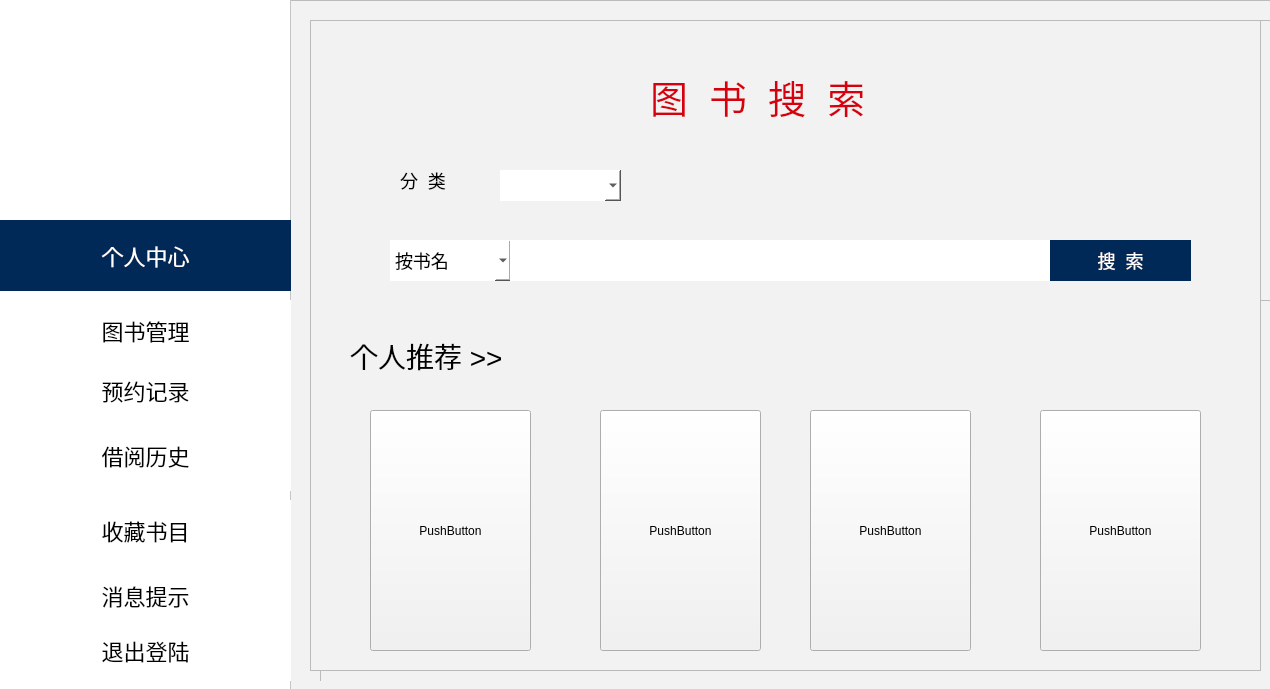
First picture: the form in user_index.ui, repository KevinZzeng/UI, before the edit.
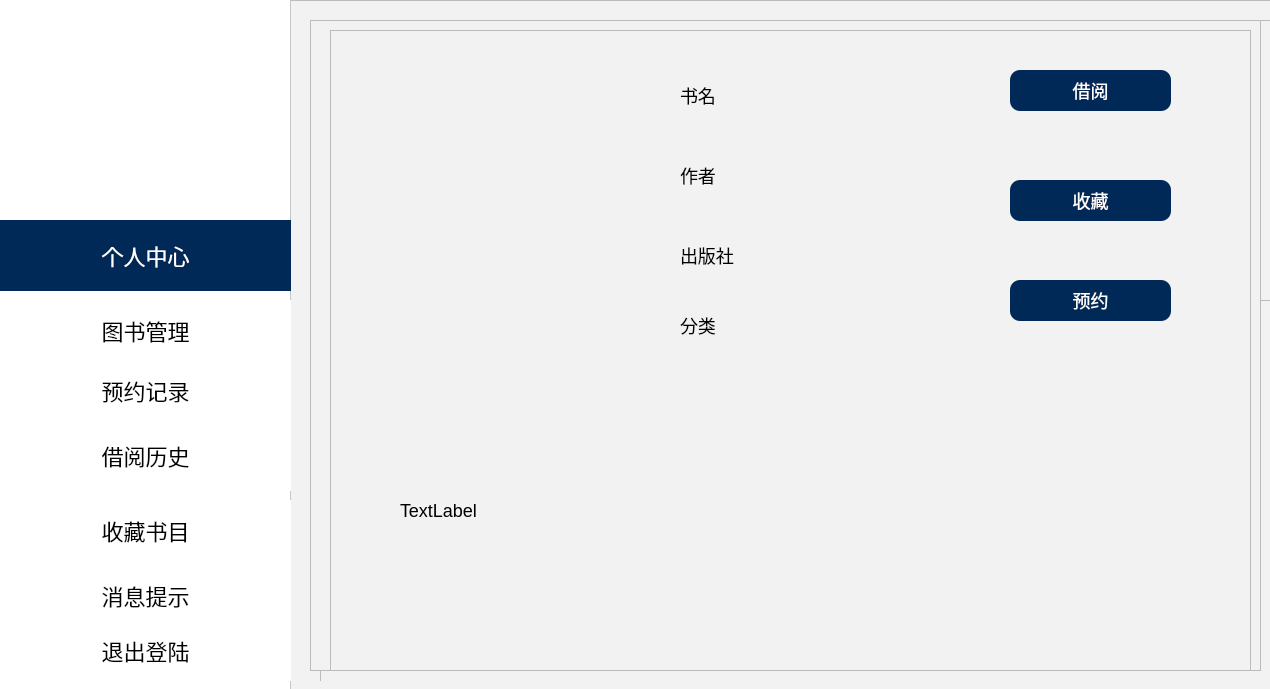
Second picture: the form after the edit. Icons and pictures are not drawn.

What changed in the file:
```diff
--- a/user_index.ui
+++ b/user_index.ui
@@ -759,8 +759,11 @@
         <height>241</height>
        </rect>
       </property>
+      <property name="styleSheet">
+       <string notr="true">border-image:url(C:/Users/www/Desktop/Lib/images/lib.png);</string>
+      </property>
       <property name="text">
-       <string>PushButton</string>
+       <string/>
       </property>
      </widget>
      <widget class="QPushButton" name="recommend_2">
@@ -802,6 +805,246 @@
        <string>PushButton</string>
       </property>
      </widget>
+     <widget class="QFrame" name="search">
+      <property name="geometry">
+       <rect>
+        <x>20</x>
+        <y>310</y>
+        <width>911</width>
+        <height>341</height>
+       </rect>
+      </property>
+      <property name="frameShape">
+       <enum>QFrame::StyledPanel</enum>
+      </property>
+      <property name="frameShadow">
+       <enum>QFrame::Raised</enum>
+      </property>
+      <widget class="QTableView" name="search_result">
+       <property name="geometry">
+        <rect>
+         <x>20</x>
+         <y>20</y>
+         <width>831</width>
+         <height>251</height>
+        </rect>
+       </property>
+      </widget>
+      <widget class="QPushButton" name="search_up">
+       <property name="geometry">
+        <rect>
+         <x>100</x>
+         <y>290</y>
+         <width>161</width>
+         <height>41</height>
+        </rect>
+       </property>
+       <property name="styleSheet">
+        <string notr="true">border:none;
+background:#002957;
+color:#fff;
+font-size:18px;
+border-radius: 10px;</string>
+       </property>
+       <property name="text">
+        <string>上一页</string>
+       </property>
+      </widget>
+      <widget class="QPushButton" name="search_down">
+       <property name="geometry">
+        <rect>
+         <x>510</x>
+         <y>290</y>
+         <width>161</width>
+         <height>41</height>
+        </rect>
+       </property>
+       <property name="styleSheet">
+        <string notr="true">border:none;
+background:#002957;
+color:#fff;
+font-size:18px;
+border-radius: 10px;</string>
+       </property>
+       <property name="text">
+        <string>下一页</string>
+       </property>
+      </widget>
+      <zorder>search_result</zorder>
+      <zorder>search_up</zorder>
+      <zorder>search_down</zorder>
+      <zorder>bookInformation</zorder>
+      <zorder>bookInformation</zorder>
+     </widget>
+     <widget class="QFrame" name="bookInformation">
+      <property name="geometry">
+       <rect>
+        <x>20</x>
+        <y>10</y>
+        <width>921</width>
+        <height>641</height>
+       </rect>
+      </property>
+      <property name="frameShape">
+       <enum>QFrame::StyledPanel</enum>
+      </property>
+      <property name="frameShadow">
+       <enum>QFrame::Raised</enum>
+      </property>
+      <widget class="QLabel" name="bookCover">
+       <property name="geometry">
+        <rect>
+         <x>70</x>
+         <y>40</y>
+         <width>171</width>
+         <height>271</height>
+        </rect>
+       </property>
+       <property name="text">
+        <string/>
+       </property>
+      </widget>
+      <widget class="QLabel" name="bookTitle">
+       <property name="geometry">
+        <rect>
+         <x>350</x>
+         <y>40</y>
+         <width>191</width>
+         <height>51</height>
+        </rect>
+       </property>
+       <property name="styleSheet">
+        <string notr="true">font-size:18px;</string>
+       </property>
+       <property name="text">
+        <string>书名</string>
+       </property>
+      </widget>
+      <widget class="QLabel" name="bookAuthor">
+       <property name="geometry">
+        <rect>
+         <x>350</x>
+         <y>120</y>
+         <width>191</width>
+         <height>51</height>
+        </rect>
+       </property>
+       <property name="styleSheet">
+        <string notr="true">font-size:18px;</string>
+       </property>
+       <property name="text">
+        <string>作者</string>
+       </property>
+      </widget>
+      <widget class="QLabel" name="bookPublish">
+       <property name="geometry">
+        <rect>
+         <x>350</x>
+         <y>200</y>
+         <width>191</width>
+         <height>51</height>
+        </rect>
+       </property>
+       <property name="styleSheet">
+        <string notr="true">font-size:18px;</string>
+       </property>
+       <property name="text">
+        <string>出版社</string>
+       </property>
+      </widget>
+      <widget class="QLabel" name="bookClass">
+       <property name="geometry">
+        <rect>
+         <x>350</x>
+         <y>270</y>
+         <width>191</width>
+         <height>51</height>
+        </rect>
+       </property>
+       <property name="styleSheet">
+        <string notr="true">font-size:18px;</string>
+       </property>
+       <property name="text">
+        <string>分类</string>
+       </property>
+      </widget>
+      <widget class="QPushButton" name="btnBorrow">
+       <property name="geometry">
+        <rect>
+         <x>680</x>
+         <y>40</y>
+         <width>161</width>
+         <height>41</height>
+        </rect>
+       </property>
+       <property name="styleSheet">
+        <string notr="true">font-size:18px;
+background:#002957;
+color:#fff;
+border:none;
+border-radius: 10px;</string>
+       </property>
+       <property name="text">
+        <string>借阅</string>
+       </property>
+      </widget>
+      <widget class="QPushButton" name="btnLike">
+       <property name="geometry">
+        <rect>
+         <x>680</x>
+         <y>150</y>
+         <width>161</width>
+         <height>41</height>
+        </rect>
+       </property>
+       <property name="styleSheet">
+        <string notr="true">font-size:18px;
+background:#002957;
+color:#fff;
+border:none;
+border-radius: 10px;</string>
+       </property>
+       <property name="text">
+        <string>收藏</string>
+       </property>
+      </widget>
+      <widget class="QPushButton" name="btnOrder">
+       <property name="geometry">
+        <rect>
+         <x>680</x>
+         <y>250</y>
+         <width>161</width>
+         <height>41</height>
+        </rect>
+       </property>
+       <property name="styleSheet">
+        <string notr="true">font-size:18px;
+background:#002957;
+color:#fff;
+border:none;
+border-radius: 10px;</string>
+       </property>
+       <property name="text">
+        <string>预约</string>
+       </property>
+      </widget>
+      <widget class="QLabel" name="bookContent">
+       <property name="geometry">
+        <rect>
+         <x>70</x>
+         <y>370</y>
+         <width>801</width>
+         <height>221</height>
+        </rect>
+       </property>
+       <property name="styleSheet">
+        <string notr="true">font-size:18px;</string>
+       </property>
+       <property name="text">
+        <string>TextLabel</string>
+       </property>
+      </widget>
+     </widget>
     </widget>
     <zorder>nav</zorder>
     <zorder>person_index</zorder>
```
